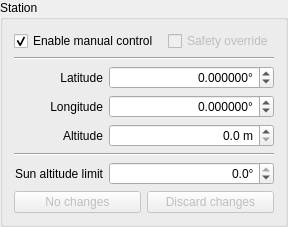
Qt form widgets/qstation.ui (AMOS-uniba/amos-client) before a commit.
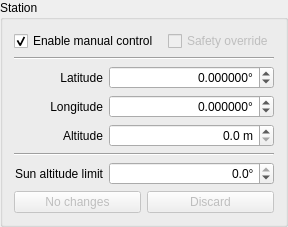
The same form after that commit.

The edit to the form file:
```diff
--- a/widgets/qstation.ui
+++ b/widgets/qstation.ui
@@ -198,7 +198,7 @@
         <string>reset the changes</string>
        </property>
        <property name="text">
-        <string>Discard changes</string>
+        <string>Discard</string>
        </property>
       </widget>
      </item>
```
